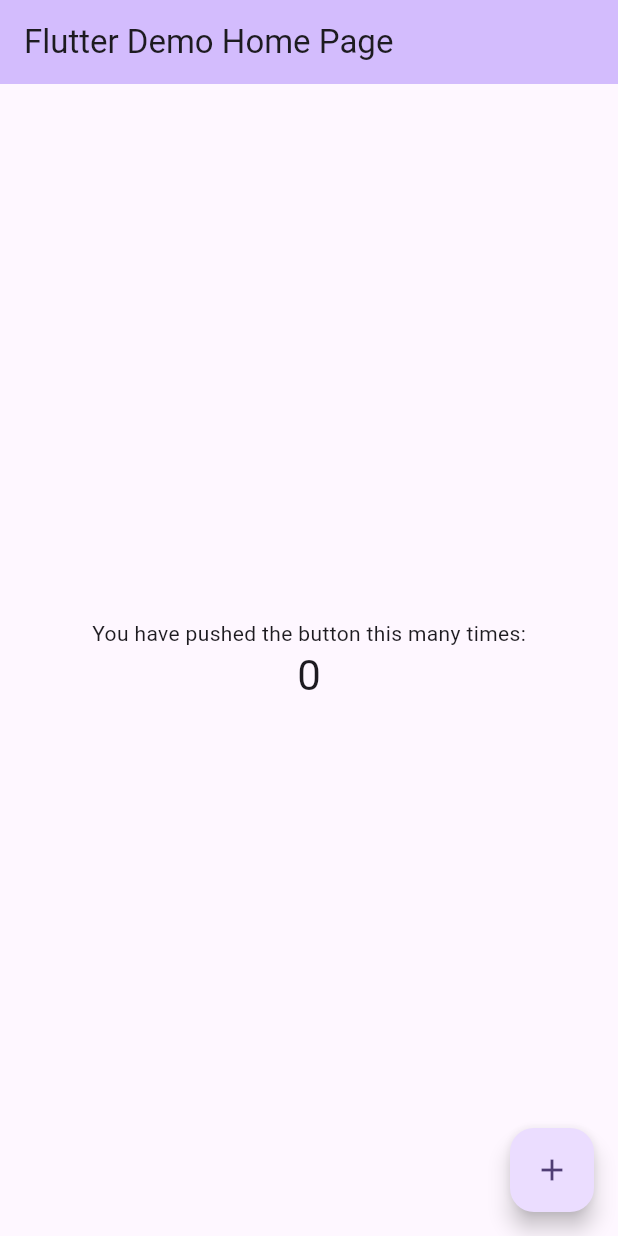
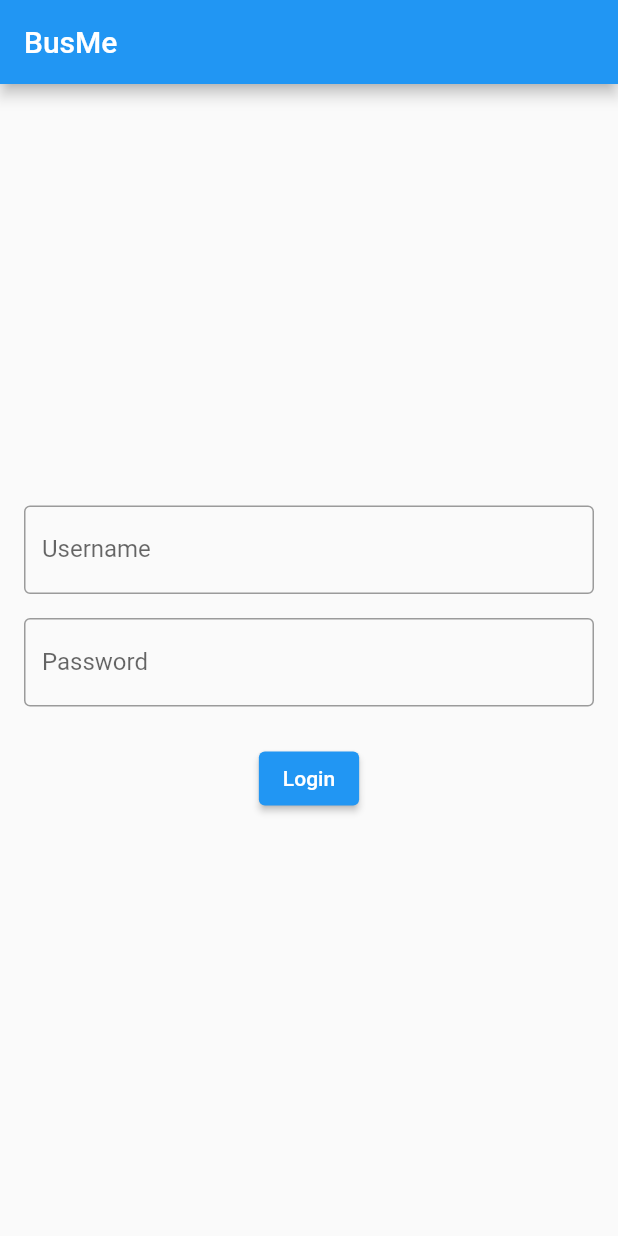
Before and after one commit to neutronstudent/BusME, a Flutter app: the screen it shows after launch, on a phone screen of 412 x 824 dp. Run offline on Flutter 3.47's test engine with Material 2 defaults, Android fonts, the phone set to English and light mode, and no system bars.

Commit message:
Login page

```diff
--- a/application/bus_me/lib/main.dart
+++ b/application/bus_me/lib/main.dart
@@ -1,125 +1,107 @@
 import 'package:flutter/material.dart';
 
-void main() {
-  runApp(const MyApp());
-}
+void main() => runApp(LoginView());
 
-class MyApp extends StatelessWidget {
-  const MyApp({super.key});
-
-  // This widget is the root of your application.
+class LoginView extends StatelessWidget {
   @override
   Widget build(BuildContext context) {
+
     return MaterialApp(
-      title: 'Flutter Demo',
+      title: 'BusMe Login',
       theme: ThemeData(
-        // This is the theme of your application.
-        //
-        // TRY THIS: Try running your application with "flutter run". You'll see
-        // the application has a blue toolbar. Then, without quitting the app,
-        // try changing the seedColor in the colorScheme below to Colors.green
-        // and then invoke "hot reload" (save your changes or press the "hot
-        // reload" button in a Flutter-supported IDE, or press "r" if you used
-        // the command line to start the app).
-        //
-        // Notice that the counter didn't reset back to zero; the application
-        // state is not lost during the reload. To reset the state, use hot
-        // restart instead.
-        //
-        // This works for code too, not just values: Most code changes can be
-        // tested with just a hot reload.
-        colorScheme: ColorScheme.fromSeed(seedColor: Colors.deepPurple),
-        useMaterial3: true,
+        primarySwatch: Colors.blue,
       ),
-      home: const MyHomePage(title: 'Flutter Demo Home Page'),
+      home: LoginScreen(),
     );
   }
 }
 
-class MyHomePage extends StatefulWidget {
-  const MyHomePage({super.key, required this.title});
-
-  // This widget is the home page of your application. It is stateful, meaning
-  // that it has a State object (defined below) that contains fields that affect
-  // how it looks.
-
-  // This class is the configuration for the state. It holds the values (in this
-  // case the title) provided by the parent (in this case the App widget) and
-  // used by the build method of the State. Fields in a Widget subclass are
-  // always marked "final".
-
-  final String title;
-
+class LoginScreen extends StatefulWidget {
   @override
-  State<MyHomePage> createState() => _MyHomePageState();
+  _LoginScreenState createState() => _LoginScreenState();
 }
 
-class _MyHomePageState extends State<MyHomePage> {
-  int _counter = 0;
-
-  void _incrementCounter() {
-    setState(() {
-      // This call to setState tells the Flutter framework that something has
-      // changed in this State, which causes it to rerun the build method below
-      // so that the display can reflect the updated values. If we changed
-      // _counter without calling setState(), then the build method would not be
-      // called again, and so nothing would appear to happen.
-      _counter++;
-    });
-  }
+class _LoginScreenState extends State<LoginScreen> {
+  final _usernameController = TextEditingController();
+  final _passwordController = TextEditingController();
 
   @override
   Widget build(BuildContext context) {
-    // This method is rerun every time setState is called, for instance as done
-    // by the _incrementCounter method above.
-    //
-    // The Flutter framework has been optimized to make rerunning build methods
-    // fast, so that you can just rebuild anything that needs updating rather
-    // than having to individually change instances of widgets.
     return Scaffold(
       appBar: AppBar(
-        // TRY THIS: Try changing the color here to a specific color (to
-        // Colors.amber, perhaps?) and trigger a hot reload to see the AppBar
-        // change color while the other colors stay the same.
-        backgroundColor: Theme.of(context).colorScheme.inversePrimary,
-        // Here we take the value from the MyHomePage object that was created by
-        // the App.build method, and use it to set our appbar title.
-        title: Text(widget.title),
+        title: Text('BusMe'),
       ),
-      body: Center(
-        // Center is a layout widget. It takes a single child and positions it
-        // in the middle of the parent.
+      body: Padding(
+        padding: const EdgeInsets.all(16.0),
         child: Column(
-          // Column is also a layout widget. It takes a list of children and
-          // arranges them vertically. By default, it sizes itself to fit its
-          // children horizontally, and tries to be as tall as its parent.
-          //
-          // Column has various properties to control how it sizes itself and
-          // how it positions its children. Here we use mainAxisAlignment to
-          // center the children vertically; the main axis here is the vertical
-          // axis because Columns are vertical (the cross axis would be
-          // horizontal).
-          //
-          // TRY THIS: Invoke "debug painting" (choose the "Toggle Debug Paint"
-          // action in the IDE, or press "p" in the console), to see the
-          // wireframe for each widget.
           mainAxisAlignment: MainAxisAlignment.center,
           children: <Widget>[
-            const Text(
-              'You have pushed the button this many times:',
+            TextField(
+              controller: _usernameController,
+              decoration: InputDecoration(
+                labelText: 'Username',
+                border: OutlineInputBorder(),
+              ),
             ),
-            Text(
-              '$_counter',
-              style: Theme.of(context).textTheme.headlineMedium,
+            SizedBox(height: 16.0),
+            TextField(
+              controller: _passwordController,
+              obscureText: true,
+              decoration: InputDecoration(
+                labelText: 'Password',
+                border: OutlineInputBorder(),
+              ),
+            ),
+            SizedBox(height: 24.0),
+            ElevatedButton(
+              onPressed: () {
+                String username = _usernameController.text;
+                String password = _passwordController.text;
+
+                Navigator.push(
+                  context,
+                  MaterialPageRoute(
+                    builder: (context) => WelcomeScreen(username: username, password: password),
+                  ),
+                );
+              },
+              child: Text('Login'),
             ),
           ],
         ),
       ),
-      floatingActionButton: FloatingActionButton(
-        onPressed: _incrementCounter,
-        tooltip: 'Increment',
-        child: const Icon(Icons.add),
-      ), // This trailing comma makes auto-formatting nicer for build methods.
+    );
+  }
+
+  @override
+  void dispose() {
+    _usernameController.dispose();
+    _passwordController.dispose();
+    super.dispose();
+  }
+}
+
+class WelcomeScreen extends StatelessWidget {
+  final String username;
+  final String password;
+
+  WelcomeScreen({required this.username, required this.password});
+
+  @override
+  Widget build(BuildContext context) {
+    return Scaffold(
+      appBar: AppBar(
+        title: Text('Welcome'),
+      ),
+      body: Center(
+        child: Column(
+          mainAxisAlignment: MainAxisAlignment.center,
+          children: [
+            Text('Welcome $username'),
+            Text('Your password is $password'),
+          ],
+        ),
+      ),
     );
   }
 }
```
Also changed, not shown: 2 other files.
